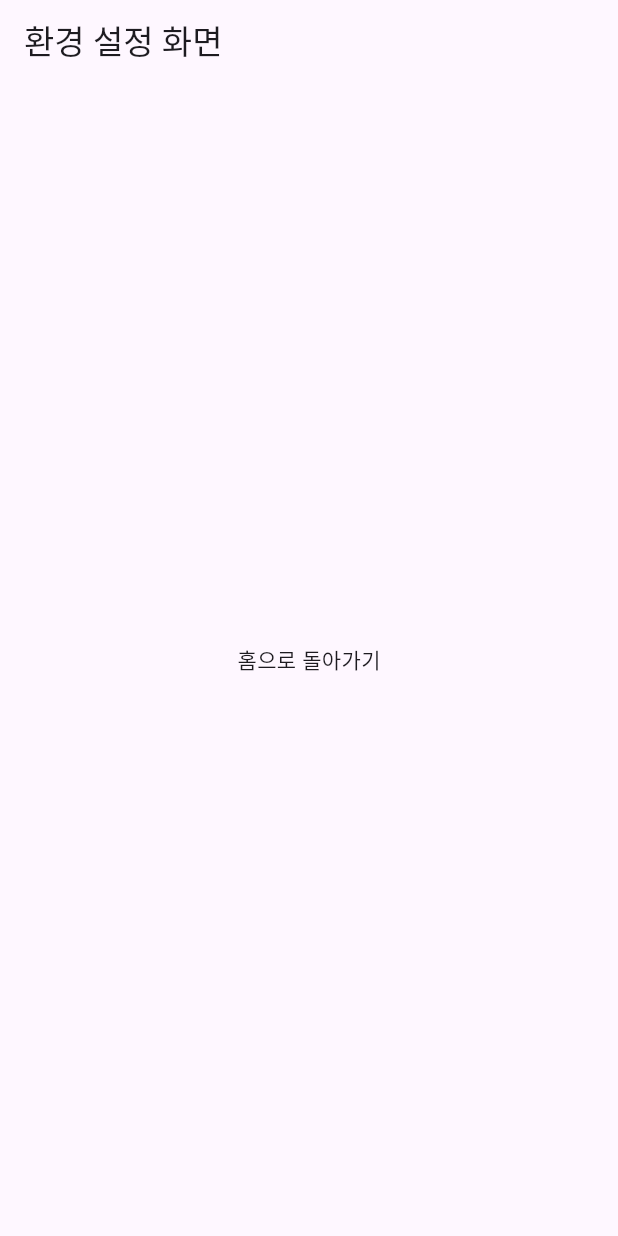
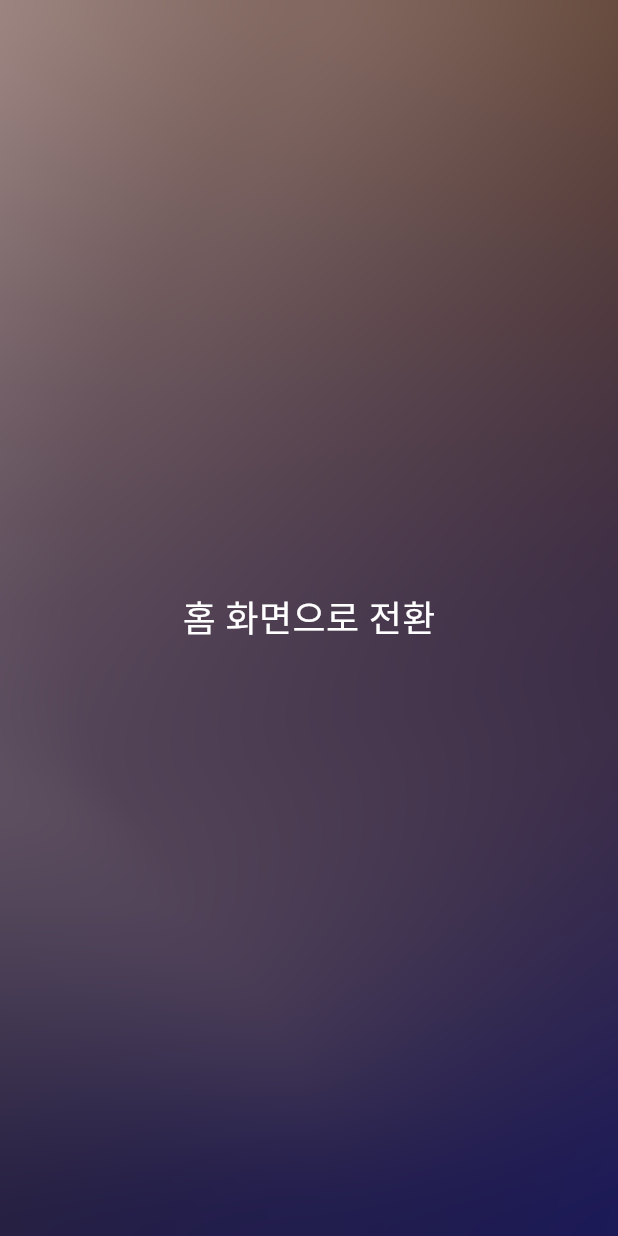
Before and after one commit to DAWN-2025/dawn_frontend, a Flutter app: the screen it shows after launch, after a tap on "환경 설정 화면으로 전환", on a phone screen of 412 x 824 dp. Run offline on Flutter 3.47's test engine with Material 3 defaults, Android fonts, the phone set to English and light mode, and no system bars; our stand-ins replace firebase_core, go_router; accounts and stored records are empty.

Commit message:
Feature: create a widget for background (#17)
* refactor: remove hardcoding by editing route paths into constants

* feat: create CustomScaffold for app-wide background layout

* refactor: rename screen files and update code to test CustomScaffold

* feat: remove page transition animation

---------

Co-authored-by: 이보배 <a82109@MacBook-Pro-4.local>
Co-authored-by: 이보배 <a82109@Mac.kornet>

```diff
--- a/lib/src/core/router/router.dart
+++ b/lib/src/core/router/router.dart
@@ -1,18 +1,27 @@
 import 'package:flutter/material.dart';
 import 'package:go_router/go_router.dart';
-import '../../presentation/views/home/home.dart';
-import '../../presentation/views/setting/setting.dart';
+import '../../presentation/views/home/home_screen.dart';
+import '../../presentation/views/setting/setting_screen.dart';
+
+class AppRoutes {
+  static const String home = '/';
+  static const String setting = '/setting';
+}
 
 class AppRouter {
   static final GoRouter router = GoRouter(
-    initialLocation: '/',
+    initialLocation: AppRoutes.home,
     routes: [
       // 홈 화면
-      GoRoute(path: '/', builder: (context, state) => const HomeScreen()),
+      GoRoute(
+        path: AppRoutes.home,
+        pageBuilder: (context, state) => NoTransitionPage(child: HomeScreen()),
+      ),
       // 환경 설정 화면
       GoRoute(
-        path: '/setting',
-        builder: (context, state) => const SettingScreen(),
+        path: AppRoutes.setting,
+        pageBuilder:
+            (context, state) => NoTransitionPage(child: SettingScreen()),
       ),
     ],
   );
--- a/lib/src/presentation/views/home/home.dart
+++ /dev/null
@@ -1,23 +0,0 @@
-// 임시 코드
-
-import 'package:flutter/material.dart';
-import 'package:go_router/go_router.dart';
-
-class HomeScreen extends StatelessWidget {
-  const HomeScreen({Key? key}) : super(key: key);
-
-  @override
-  Widget build(BuildContext context) {
-    return Scaffold(
-      appBar: AppBar(title: Text('홈 화면')),
-      body: Center(
-        child: InkWell(
-          onTap: () {
-            context.go('/setting');
-          },
-          child: const Text('환경 설정 화면으로 전환'),
-        ),
-      ),
-    );
-  }
-}
--- /dev/null
+++ b/lib/src/presentation/views/home/home_screen.dart
@@ -0,0 +1,25 @@
+import 'package:flutter/material.dart';
+import 'package:go_router/go_router.dart';
+import 'package:dawn_frontend/src/presentation/widgets/custom_scaffold.dart';
+import 'package:dawn_frontend/src/core/router/router.dart';
+
+class HomeScreen extends StatelessWidget {
+  const HomeScreen({super.key});
+
+  @override
+  Widget build(BuildContext context) {
+    return CustomScaffold(
+      body: Center(
+        child: InkWell(
+          onTap: () {
+            context.go(AppRoutes.setting);
+          },
+          child: const Text(
+            '환경 설정 화면으로 전환',
+            style: TextStyle(color: Colors.white, fontSize: 24),
+          ),
+        ),
+      ),
+    );
+  }
+}
--- a/lib/src/presentation/views/setting/setting.dart
+++ /dev/null
@@ -1,23 +0,0 @@
-// 임시 코드
-
-import 'package:flutter/material.dart';
-import 'package:go_router/go_router.dart';
-
-class SettingScreen extends StatelessWidget {
-  const SettingScreen({Key? key}) : super(key: key);
-
-  @override
-  Widget build(BuildContext context) {
-    return Scaffold(
-      appBar: AppBar(title: const Text("환경 설정 화면")),
-      body: Center(
-        child: InkWell(
-          onTap: () {
-            context.go('/');
-          },
-          child: const Text('홈으로 돌아가기'),
-        ),
-      ),
-    );
-  }
-}
--- /dev/null
+++ b/lib/src/presentation/views/setting/setting_screen.dart
@@ -0,0 +1,25 @@
+import 'package:flutter/material.dart';
+import 'package:go_router/go_router.dart';
+import 'package:dawn_frontend/src/presentation/widgets/custom_scaffold.dart';
+import 'package:dawn_frontend/src/core/router/router.dart';
+
+class SettingScreen extends StatelessWidget {
+  const SettingScreen({Key? key}) : super(key: key);
+
+  @override
+  Widget build(BuildContext context) {
+    return CustomScaffold(
+      body: Center(
+        child: InkWell(
+          onTap: () {
+            context.go(AppRoutes.home);
+          },
+          child: const Text(
+            '홈 화면으로 전환',
+            style: TextStyle(color: Colors.white, fontSize: 24),
+          ),
+        ),
+      ),
+    );
+  }
+}
--- /dev/null
+++ b/lib/src/presentation/widgets/custom_scaffold.dart
@@ -0,0 +1,33 @@
+import 'package:flutter/material.dart';
+
+class CustomScaffold extends StatelessWidget {
+  final Widget body;
+  final PreferredSizeWidget? appBar;
+  final Widget? floatingActionButton;
+
+  const CustomScaffold({
+    super.key,
+    required this.body,
+    this.appBar,
+    this.floatingActionButton,
+  });
+
+  @override
+  Widget build(BuildContext context) {
+    return Stack(
+      children: [
+        Positioned.fill(
+          child: Image.asset('assets/images/background.png', fit: BoxFit.cover),
+        ),
+
+        Scaffold(
+          extendBodyBehindAppBar: true,
+          backgroundColor: Colors.transparent,
+          appBar: appBar,
+          body: body,
+          floatingActionButton: floatingActionButton,
+        ),
+      ],
+    );
+  }
+}
--- a/lib/src/presentation/widgets/widget.dart
+++ /dev/null
@@ -1 +0,0 @@
-// widget.dart
--- a/pubspec.yaml
+++ b/pubspec.yaml
@@ -65,7 +65,8 @@ flutter:
 
   # To add assets to your application, add an assets section, like this:
   assets:
-    - assets/
+    - assets/images/
+    - assets/icons/
 
   # An image asset can refer to one or more resolution-specific "variants", see
   # https://flutter.dev/to/resolution-aware-images
```
